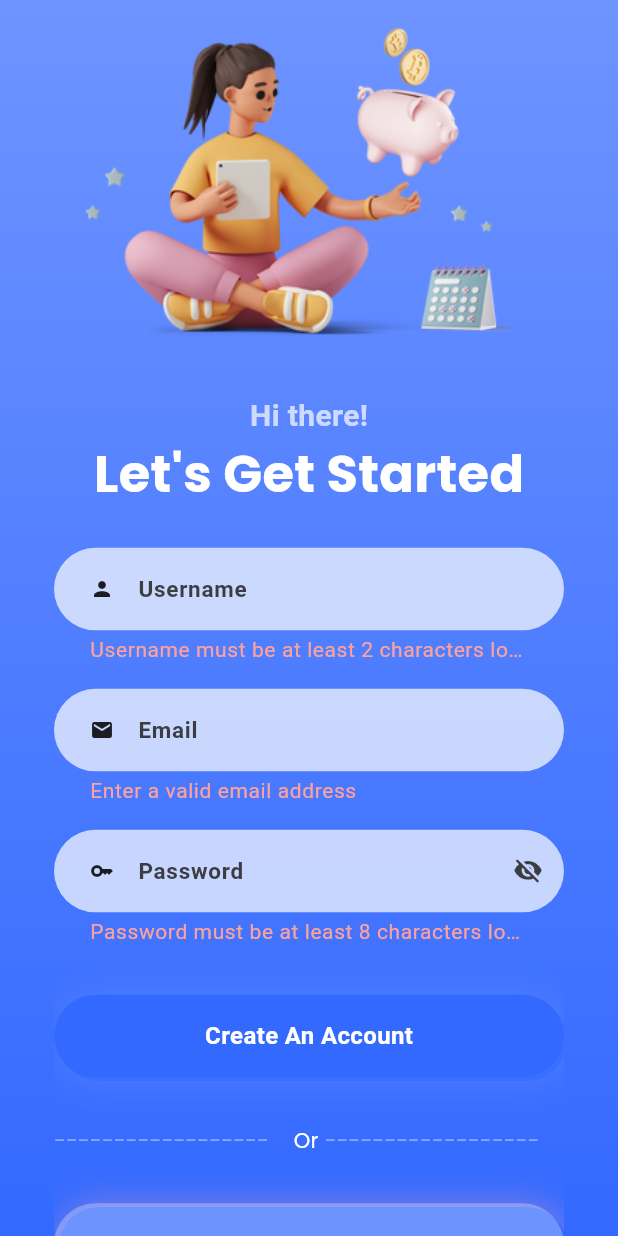
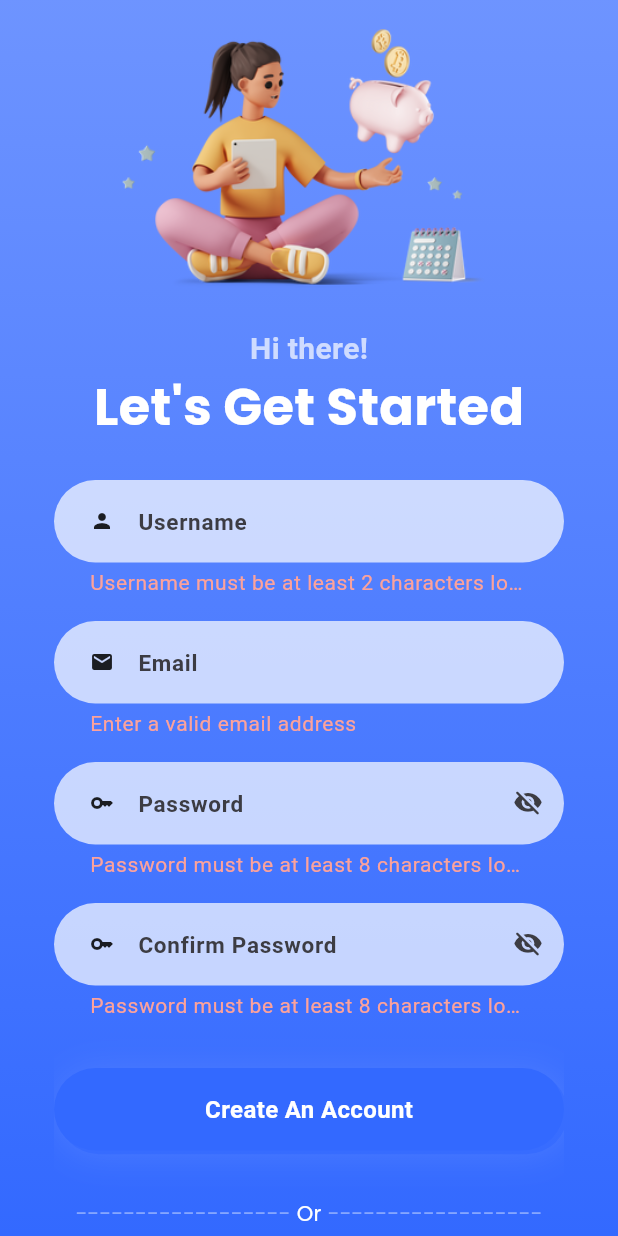
Before and after one commit to hngx-org/personal-finance-advisor, a Flutter app: the SignUpScreen screen opened directly, after a tap on "Create An Account", on a phone screen of 412 x 824 dp. Run offline on Flutter 3.47's test engine with Material 2 defaults, Android fonts, the phone set to English and light mode, and no system bars; our stand-ins replace animated_splash_screen, cached_network_image, flutter_riverpod, flutter_svg, fluttertoast; missing offline and left inert: hng_authentication, hngx_openai, in_app_payment.

Commit message:
ui & ux fixes

```diff
--- a/lib/src/features/auth/screens/sign_up_screen.dart
+++ b/lib/src/features/auth/screens/sign_up_screen.dart
@@ -26,7 +26,10 @@ class _SignUpScreenState extends ConsumerState<SignUpScreen> {
   final TextEditingController _usernameController = TextEditingController();
   final TextEditingController _emailController = TextEditingController();
   final TextEditingController _passwordController = TextEditingController();
+  final TextEditingController _confirmPasswordController =
+      TextEditingController();
   bool showPass = false;
+  bool showConfirmPass = false;
   bool _isSending = false;
 
   Future<void> _signUpUser() async {
@@ -45,11 +48,11 @@ class _SignUpScreenState extends ConsumerState<SignUpScreen> {
 
       try {
         final userData = await authRepository.signUp(email, name, password);
-        ref.read(userProvider.notifier).setUser({
+        /*  ref.read(userProvider.notifier).setUser({
           'id': userData?.id ?? "",
           'name': userData?.name ?? "",
           'email': userData?.email ?? "",
-        });
+        }); */
 
         debugPrint('User cookie : ${userData?.cookie}');
         debugPrint('User cookie : ${userData?.email}');
@@ -57,13 +60,17 @@ class _SignUpScreenState extends ConsumerState<SignUpScreen> {
         debugPrint('User cookie : ${userData?.credits}');
         //!Remove this code once the sign up starts returning otp
         final login = await authRepository.signIn(email, password);
-        SignUpScreen.cookies = (userData?.cookie ?? "") == '' || (userData?.cookie ?? "") == null ? (login?.cookie ?? "") : (userData?.cookie ?? "");
+        SignUpScreen.cookies = (userData?.cookie ?? "") == ''
+            ? (login?.cookie ?? "")
+            : (userData?.cookie ?? "");
 
         toastMessage('Welcome ${userData?.name ?? ""}');
         if (!mounted) return;
         Navigator.of(context).pushAndRemoveUntil(
           MaterialPageRoute(
-            builder: (context) => const PaymentOptions(),
+            builder: (context) => const LoginScreen(
+              PaymentOptions(),
+            ),
           ),
           (route) => false,
         );
@@ -96,9 +103,9 @@ class _SignUpScreenState extends ConsumerState<SignUpScreen> {
 
   @override
   Widget build(BuildContext context) {
-    final userDetails = ref.watch(userProvider);
+    /* final userDetails = ref.watch(userProvider);
 
-    debugPrint(userDetails.toString()); // Testing
+    debugPrint(userDetails.toString()); // Testing */
 
     SystemChrome.setSystemUIOverlayStyle(
       const SystemUiOverlayStyle(
@@ -111,7 +118,7 @@ class _SignUpScreenState extends ConsumerState<SignUpScreen> {
       child: Scaffold(
         body: Container(
           padding: EdgeInsets.only(
-            top: MediaQuery.paddingOf(context).top,
+            top: MediaQuery.paddingOf(context).top + 4,
             left: 36,
             right: 36,
             bottom: MediaQuery.viewInsetsOf(context).bottom / 36,
@@ -135,9 +142,9 @@ class _SignUpScreenState extends ConsumerState<SignUpScreen> {
                 children: [
                   Image.asset(
                     'assets/images/finance_girl_illustration.png',
-                    height: MediaQuery.sizeOf(context).height * 0.3,
+                    height: MediaQuery.sizeOf(context).height * 0.25,
                   ),
-                  const Spacing.mediumHeight(),
+                  const Spacing.smallHeight(),
                   Text(
                     'Hi there!',
                     style: TextStyle(
@@ -202,12 +209,11 @@ class _SignUpScreenState extends ConsumerState<SignUpScreen> {
                   CustomTextField(
                     controller: _passwordController,
                     keyboardType: TextInputType.visiblePassword,
-                    textInputAction: TextInputAction.done,
+                    textInputAction: TextInputAction.next,
                     labelText: 'Password',
                     hintText: 'Enter your password',
                     labelIcon: Icons.key,
                     hideText: !showPass,
-                    onFieldSubmitted: (_) => _signUpUser(),
                     visibilityIcon: IconButton(
                       onPressed: () {
                         setState(() {
@@ -229,6 +235,44 @@ class _SignUpScreenState extends ConsumerState<SignUpScreen> {
                     validator: (value) {
                       if (value == null || value.isEmpty || value.length < 8) {
                         return 'Password must be at least 8 characters long';
+                      }
+                      return null;
+                    },
+                  ),
+                  const Spacing.mediumHeight(),
+                  CustomTextField(
+                    controller: _confirmPasswordController,
+                    keyboardType: TextInputType.visiblePassword,
+                    textInputAction: TextInputAction.done,
+                    labelText: 'Confirm Password',
+                    hintText: 'Confirm your password',
+                    labelIcon: Icons.key,
+                    hideText: !showConfirmPass,
+                    onFieldSubmitted: (_) => _signUpUser(),
+                    visibilityIcon: IconButton(
+                      onPressed: () {
+                        setState(() {
+                          showConfirmPass = !showConfirmPass;
+                        });
+                      },
+                      icon: showConfirmPass
+                          ? const Icon(
+                              Icons.remove_red_eye_rounded,
+                              color: Color(0xFF3C3C43),
+                              size: 20,
+                            )
+                          : const Icon(
+                              Icons.visibility_off_rounded,
+                              color: Color(0xFF3C3C43),
+                              size: 20,
+                            ),
+                    ),
+                    validator: (value) {
+                      if (value == null || value.isEmpty || value.length < 8) {
+                        return 'Password must be at least 8 characters long';
+                      }
+                      if (value != _passwordController.text) {
+                        return 'Passwords do not match!';
                       }
                       return null;
                     },
@@ -260,7 +304,8 @@ class _SignUpScreenState extends ConsumerState<SignUpScreen> {
                   CustomButton(
                     onPressed: () => Navigator.of(context).pushAndRemoveUntil(
                       MaterialPageRoute(
-                        builder: (context) => const LoginScreen(),
+                        builder: (context) =>
+                            const LoginScreen(PaymentOptions()),
                       ),
                       (route) => false,
                     ),
@@ -274,9 +319,9 @@ class _SignUpScreenState extends ConsumerState<SignUpScreen> {
                       ),
                     ),
                     backgroundColor: Colors.white.withOpacity(0.28),
-                    shadowColor: const Color(0xff9183de),
+                    shadowColor: const Color(0xff9183de).withOpacity(0.8),
                   ),
-                  const Spacing.bigHeight(),
+                  const Spacing.mediumHeight(),
                 ],
               ),
             ),
--- a/lib/src/features/chat/notifiers/chat_notifiers.dart
+++ b/lib/src/features/chat/notifiers/chat_notifiers.dart
@@ -18,7 +18,8 @@ class ChatNotifier extends StateNotifier<ChatState> {
 
   Future<void> sendChat(String userInput, context) async {
     log('cookies used $cookie');
-    state = state.copyWith(chatState: LoadState.loading, errorMessage: 'loading');
+    state =
+        state.copyWith(chatState: LoadState.loading, errorMessage: 'loading');
 
     try {
       final response = await openAI.getChat(userInput, cookie);
--- a/lib/src/features/payments/screens/payment_options.dart
+++ b/lib/src/features/payments/screens/payment_options.dart
@@ -18,6 +18,8 @@ class _PaymentOptionsState extends State<PaymentOptions> {
   Widget build(BuildContext context) {
     return Scaffold(
       appBar: AppBar(
+        titleSpacing: 0,
+        centerTitle: true,
         leading: IconButton(
           icon: const Icon(
             Icons.arrow_back_ios,
@@ -40,7 +42,7 @@ class _PaymentOptionsState extends State<PaymentOptions> {
         title: Text(
           "Payment options",
           style: AppTextStyles.textMdBold
-              .copyWith(color: AppColors.baseBlack, fontSize: 24),
+              .copyWith(color: AppColors.baseBlack, fontSize: 22),
         ),
       ),
       backgroundColor: Colors.blue.shade50,
```
Also changed, not shown: lib/src/features/auth/screens/log_in_screen.dart (+9 -8 lines), lib/src/features/auth/widgets/dotted_line_w_text.dart (+10 -88 lines), lib/src/features/chat/notifiers/chat_state.dart (+13 -5 lines), lib/src/features/chat/page/chat_screens.dart (+17 -8 lines), lib/src/features/settings/screens/settings_screen.dart (+25 -2 lines).
